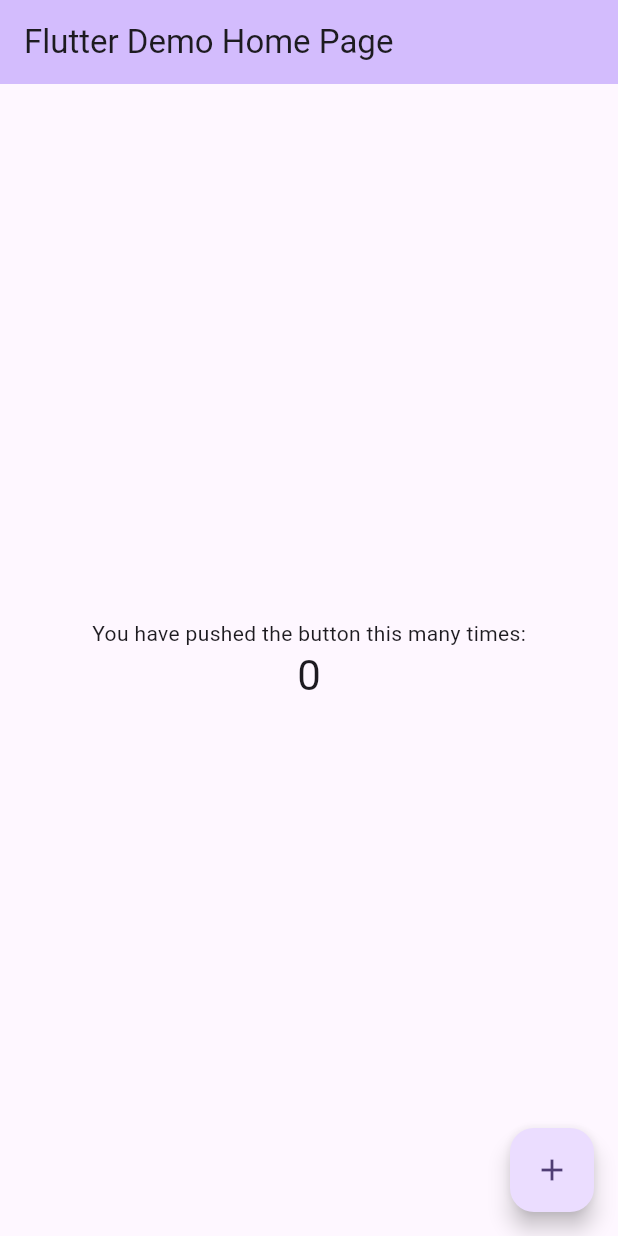
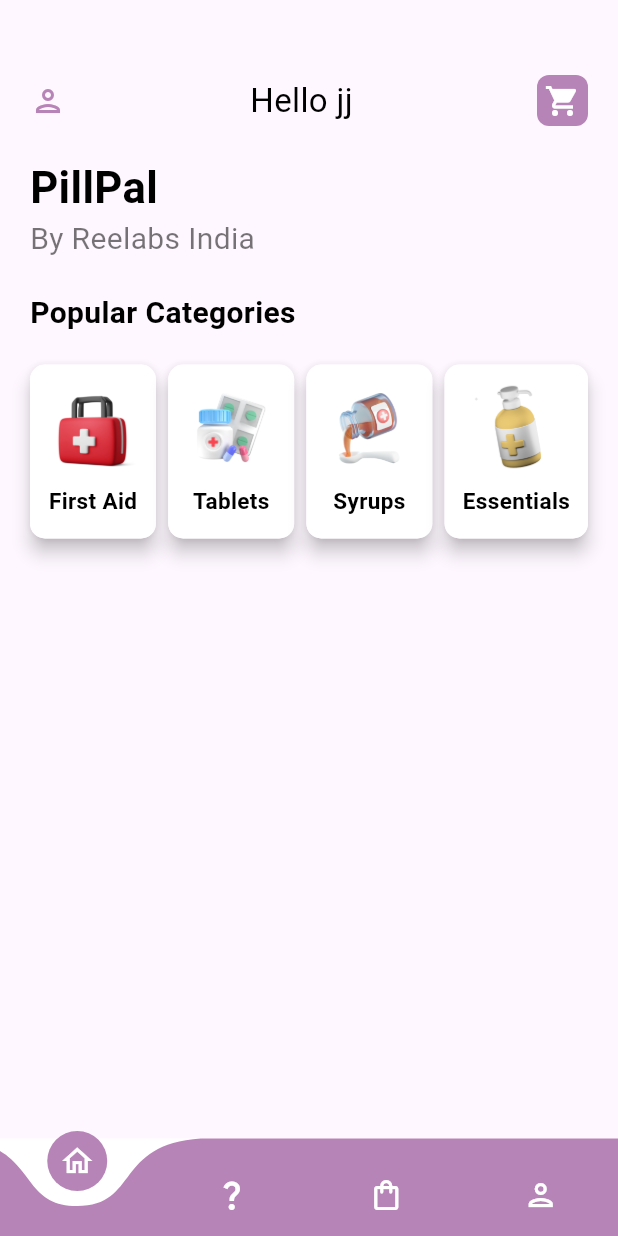
Before and after one commit to KGD2417/ReeLabsMedicineApp, a Flutter app: the screen it shows after launch, on a phone screen of 412 x 824 dp. Run offline on Flutter 3.47's test engine with Material 3 defaults, Android fonts, the phone set to English and light mode, and no system bars; drawn by our look-alikes of curved_navigation_bar; Roboto replaces fonts that are missing (Poppins).

Commit message:
Jidnya Update

```diff
--- a/lib/main.dart
+++ b/lib/main.dart
@@ -1,4 +1,5 @@
 import 'package:flutter/material.dart';
+import 'package:pill_pal/pages/bottomNav.dart';
 
 void main() {
   runApp(const MyApp());
@@ -11,59 +12,14 @@ class MyApp extends StatelessWidget {
   @override
   Widget build(BuildContext context) {
     return MaterialApp(
+      debugShowCheckedModeBanner: false,
       title: 'Flutter Demo',
       theme: ThemeData(
         colorScheme: ColorScheme.fromSeed(seedColor: Colors.deepPurple),
         useMaterial3: true,
       ),
-      home: const MyHomePage(title: 'Flutter Demo Home Page'),
+      // home: Home(),
+      home: BottomNav(),
     );
   }
 }
-
-class MyHomePage extends StatefulWidget {
-  const MyHomePage({super.key, required this.title});
-  final String title;
-
-  @override
-  State<MyHomePage> createState() => _MyHomePageState();
-}
-
-class _MyHomePageState extends State<MyHomePage> {
-  int _counter = 0;
-
-  void _incrementCounter() {
-    setState(() {
-      _counter++;
-    });
-  }
-
-  @override
-  Widget build(BuildContext context) {
-    return Scaffold(
-      appBar: AppBar(
-        backgroundColor: Theme.of(context).colorScheme.inversePrimary,
-        title: Text(widget.title),
-      ),
-      body: Center(
-        child: Column(
-          mainAxisAlignment: MainAxisAlignment.center,
-          children: <Widget>[
-            const Text(
-              'You have pushed the button this many times:',
-            ),
-            Text(
-              '$_counter',
-              style: Theme.of(context).textTheme.headlineMedium,
-            ),
-          ],
-        ),
-      ),
-      floatingActionButton: FloatingActionButton(
-        onPressed: _incrementCounter,
-        tooltip: 'Increment',
-        child: const Icon(Icons.add),
-      ),
-    );
-  }
-}
--- /dev/null
+++ b/lib/pages/bottomNav.dart
@@ -0,0 +1,71 @@
+import 'package:flutter/material.dart';
+import 'package:curved_navigation_bar/curved_navigation_bar.dart';
+import 'package:pill_pal/pages/profile.dart';
+import 'package:pill_pal/pages/some.dart';
+
+import 'home.dart';
+import 'orders.dart';
+
+class BottomNav extends StatefulWidget{
+  const BottomNav({super.key});
+
+  @override
+  State<BottomNav> createState() => _BottomNavState();
+}
+
+class _BottomNavState extends State<BottomNav> {
+  int currentTabIndex = 0;
+
+  late List<Widget> pages;
+  late Widget currentPage;
+  late Home homepage;
+  late Profile profile;
+  late Orders orders;
+  late Some some;
+
+  @override
+  void initState(){
+    homepage = Home();
+    profile = Profile();
+    orders = Orders();
+    some = Some();
+    pages = [homepage,some, orders,profile];
+    super.initState();
+  }
+
+  @override
+  Widget build(BuildContext context)
+  {
+    return Scaffold(
+      bottomNavigationBar: CurvedNavigationBar (
+        height:65,
+          backgroundColor: Colors.white,
+          color: Color(0xFFB784B7),
+          animationDuration: Duration(milliseconds: 500),
+          onTap: (int index){
+          setState(() {
+            currentTabIndex= index;
+          });
+          },
+          items: [
+              Icon(
+                Icons.home_outlined,
+                color: Colors.white,
+              ),
+              Icon(
+                Icons.question_mark_outlined,
+                color: Colors.white,
+              ),
+              Icon(
+                Icons.shopping_bag_outlined,
+                color: Colors.white,
+              ),
+              Icon(
+                Icons.person_outlined,
+                color: Colors.white,
+              ),
+      ]),
+      body: pages[currentTabIndex],
+    );
+  }
+}
--- /dev/null
+++ b/lib/pages/details.dart
@@ -0,0 +1,23 @@
+import 'package:flutter/material.dart';
+
+class Details extends StatefulWidget {
+  const Details({super.key});
+
+  @override
+  State<Details> createState() => _DetailsState();
+}
+
+class _DetailsState extends State<Details> {
+  @override
+  Widget build(BuildContext context) {
+    return Scaffold(
+      body: Container(
+        child: Column(
+          children: [
+            Icon(Icons.arrow_back_ios_new_outlined, color: Color(0xFFB784B7),)
+          ],
+        ),
+      ),
+    );
+  }
+}
--- /dev/null
+++ b/lib/pages/home.dart
@@ -0,0 +1,204 @@
+import 'package:flutter/material.dart';
+
+import '../widget/widget_support.dart';
+
+class Home extends StatefulWidget {
+  const Home({super.key});
+
+@override
+State<Home> createState() => _HomeState();
+}
+
+class _HomeState extends State<Home> {
+
+  bool balms = false,
+      tablets = false,
+      syrup = false,
+      essentials = false;
+
+  @override
+  Widget build(BuildContext context) {
+    return Scaffold(
+      body: Container(
+        margin: EdgeInsets.only(top: 50, left: 20, right: 20),
+        child: Column(
+          crossAxisAlignment: CrossAxisAlignment.start,
+          children: [
+            Row(
+              mainAxisAlignment: MainAxisAlignment.spaceBetween,
+              children: [
+                Icon(Icons.person_outlined, color:Color(0xFFB784B7)),
+                Text("Hello jj",
+                  style: AppWidget.boldTextFieldStyle(),
+                ),
+                Container(
+                  padding: EdgeInsets.all(5),
+                  decoration: BoxDecoration(color: Color(0xFFB784B7),
+                      borderRadius: BorderRadius.circular(8)),
+                  child: Icon(Icons.shopping_cart, color: Colors.white,),
+                ),
+              ],
+            ),
+            SizedBox(height: 20,),
+            Text("PillPal",
+              style: AppWidget.headerTextFieldStyle(),
+            ),
+            Text("By Reelabs India",
+              style: AppWidget.tagLineTextFieldStyle(),
+            ),
+            SizedBox(height: 20,),
+            Text("Popular Categories",
+              style: AppWidget.subHeaderTextFieldStyle(),
+            ),
+            SizedBox(height: 20,),
+            showItems(),
+          ],
+      ),
+      ),
+    );
+  }
+
+  Widget showItems() {
+    return Row(
+      mainAxisAlignment: MainAxisAlignment.spaceBetween,
+      children: [
+        GestureDetector(
+          onTap: () {
+            balms = true;
+            tablets = false;
+            syrup = false;
+            essentials = false;
+            setState(() {
+
+            });
+          },
+          child: Material(
+            elevation: 5,
+            borderRadius: BorderRadius.circular(10),
+            child: Container(
+              decoration: BoxDecoration(
+                  color: balms ? Color(0xFFB784B7) : Colors.white,
+                  borderRadius: BorderRadius.circular(10)),
+              padding: EdgeInsets.only(
+                  left: 12, top: 12, right: 12, bottom: 15),
+              // child: Image.asset("images/balm.png", height: 60, width: 60, fit: BoxFit.cover),
+              child: Column(
+                crossAxisAlignment: CrossAxisAlignment.center,
+                children: [
+                  Image.asset("images/firstAid.png", height: 60,
+                      width: 60,
+                      fit: BoxFit.cover),
+                  SizedBox(height: 8),
+                  Text(
+                      "First Aid",
+                      style: AppWidget.categoryTextFieldStyle()
+                  ),
+                ],),
+            ),
+          ),
+        ),
+        GestureDetector(
+          onTap: () {
+            balms = false;
+            tablets = true;
+            syrup = false;
+            essentials = false;
+            setState(() {
+
+            });
+          },
+          child: Material(
+            elevation: 5,
+            borderRadius: BorderRadius.circular(10),
+            child: Container(
+              decoration: BoxDecoration(
+                  color: tablets ? Color(0xFFB784B7) : Colors.white,
+                  borderRadius: BorderRadius.circular(10)),
+              padding: EdgeInsets.only(
+                  left: 12, top: 12, right: 12, bottom: 15),
+              child: Column(
+                crossAxisAlignment: CrossAxisAlignment.center,
+                children: [
+                  Image.asset("images/medicine.png", height: 60,
+                      width: 60,
+                      fit: BoxFit.cover),
+                  SizedBox(height: 8),
+                  Text(
+                      "Tablets",
+                      style: AppWidget.categoryTextFieldStyle()
+                  ),
+                ],),
+            ),
+          ),
+        ),
+        GestureDetector(
+          onTap: () {
+            balms = false;
+            tablets = false;
+            syrup = true;
+            essentials = false;
+            setState(() {
+
+            });
+          },
+          child: Material(
+            elevation: 5,
+            borderRadius: BorderRadius.circular(10),
+            child: Container(
+              decoration: BoxDecoration(
+                  color: syrup ? Color(0xFFB784B7) : Colors.white,
+                  borderRadius: BorderRadius.circular(10)),
+              padding: EdgeInsets.only(
+                  left: 12, top: 12, right: 12, bottom: 15),
+              child: Column(
+                crossAxisAlignment: CrossAxisAlignment.center,
+                children: [
+                  Image.asset("images/syrup2.png", height: 60,
+                      width: 60,
+                      fit: BoxFit.cover),
+                  SizedBox(height: 8),
+                  Text(
+                      "Syrups",
+                      style: AppWidget.categoryTextFieldStyle()
+                  ),
+                ],),
+            ),
+          ),
+        ),
+        GestureDetector(
+          onTap: () {
+            balms = false;
+            tablets = false;
+            syrup = false;
+            essentials = true;
+            setState(() {
+
+            });
+          },
+          child: Material(
+            elevation: 5,
+            borderRadius: BorderRadius.circular(10),
+            child: Container(
+              decoration: BoxDecoration(
+                  color: essentials ? Color(0xFFB784B7) : Colors.white,
+                  borderRadius: BorderRadius.circular(10)),
+              padding: EdgeInsets.only(
+                  left: 12, top: 12, right: 12, bottom: 15),
+              child: Column(
+                crossAxisAlignment: CrossAxisAlignment.center,
+                children: [
+                  Image.asset("images/essentials1.png", height: 60,
+                      width: 60,
+                      fit: BoxFit.cover),
+                  SizedBox(height: 8),
+                  Text(
+                      "Essentials",
+                      style: AppWidget.categoryTextFieldStyle()
+                  ),
+                ],),
+            ),
+          ),
+        )
+      ],);
+  }
+}
--- /dev/null
+++ b/lib/pages/orders.dart
@@ -0,0 +1,15 @@
+import 'package:flutter/material.dart';
+
+class Orders extends StatefulWidget{
+  const Orders({super.key});
+
+  @override
+  State<Orders> createState() => _OrdersState();
+}
+
+class _OrdersState extends State<Orders> {
+  @override
+  Widget build(BuildContext context){
+    return Container();
+  }
+}
--- /dev/null
+++ b/lib/pages/profile.dart
@@ -0,0 +1,15 @@
+import 'package:flutter/material.dart';
+
+class Profile extends StatefulWidget{
+  const Profile({super.key});
+
+  @override
+  State<Profile> createState() => _ProfileState();
+}
+
+class _ProfileState extends State<Profile> {
+  @override
+  Widget build(BuildContext context){
+    return Container();
+  }
+}
--- /dev/null
+++ b/lib/pages/some.dart
@@ -0,0 +1,15 @@
+import 'package:flutter/material.dart';
+
+class Some extends StatefulWidget{
+  const Some({super.key});
+
+  @override
+  State<Some> createState() => _SomeState();
+}
+
+class _SomeState extends State<Some> {
+  @override
+  Widget build(BuildContext context){
+    return Container();
+  }
+}
--- /dev/null
+++ b/lib/widget/widget_support.dart
@@ -0,0 +1,43 @@
+import 'package:flutter/material.dart';
+
+class AppWidget{
+  static TextStyle boldTextFieldStyle(){
+    return TextStyle(
+        color: Colors.black,
+        fontSize: 22,
+        // fontWeight: FontWeight.bold,
+        fontFamily: 'Poppins',);
+  }
+
+  static TextStyle headerTextFieldStyle(){
+    return TextStyle(
+      color: Colors.black,
+      fontSize: 29,
+      fontWeight: FontWeight.bold,
+      fontFamily: 'Poppins',);
+  }
+
+  static TextStyle subHeaderTextFieldStyle(){
+    return TextStyle(
+      color: Colors.black,
+      fontSize: 20,
+      fontWeight: FontWeight.bold,
+      fontFamily: 'Poppins',);
+  }
+
+  static TextStyle tagLineTextFieldStyle(){
+    return TextStyle(
+      color: Colors.black54,
+      fontSize: 20,
+      // fontWeight: FontWeight.bold,
+      fontFamily: 'Poppins',);
+  }
+
+  static TextStyle categoryTextFieldStyle(){
+    return TextStyle(
+      color: Colors.black,
+      fontSize: 15,
+      fontWeight: FontWeight.bold,
+      fontFamily: 'Poppins',);
+  }
+}
--- a/pubspec.yaml
+++ b/pubspec.yaml
@@ -35,6 +35,7 @@ dependencies:
   # The following adds the Cupertino Icons font to your application.
   # Use with the CupertinoIcons class for iOS style icons.
   cupertino_icons: ^1.0.2
+  curved_navigation_bar: ^1.0.3 #latest version
 
 dev_dependencies:
   flutter_test:
@@ -59,8 +60,8 @@ flutter:
   uses-material-design: true
 
   # To add assets to your application, add an assets section, like this:
-  # assets:
-  #   - images/a_dot_burr.jpeg
+  assets:
+      - images/
   #   - images/a_dot_ham.jpeg
 
   # An image asset can refer to one or more resolution-specific "variants", see
```
Also changed, not shown: fonts/DancingScript-Regular.ttf (added), fonts/Poppins-Regular.ttf (added), images/balm.png (added), images/essentials1.png (added), images/firstAid.png (added), images/medicine.png (added), images/paracetamol.png (added), images/petroleumJelly.png (added), images/syrup.png (added), images/syrup2.png (added), images/tablet.png (added), pubspec.lock.
